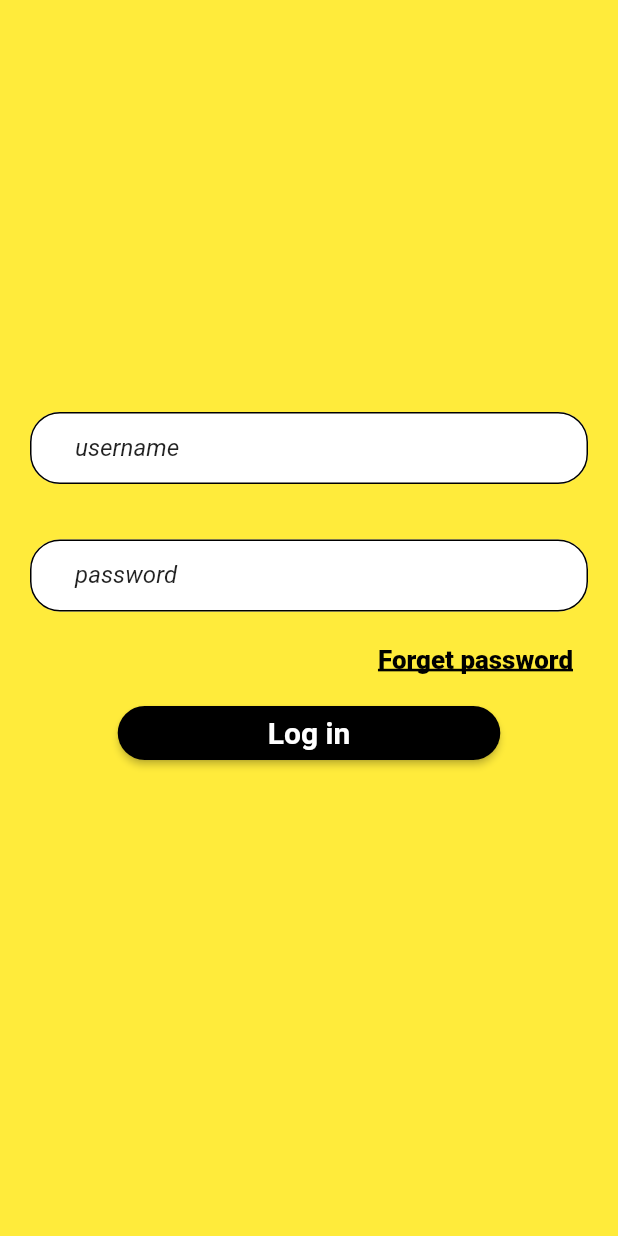
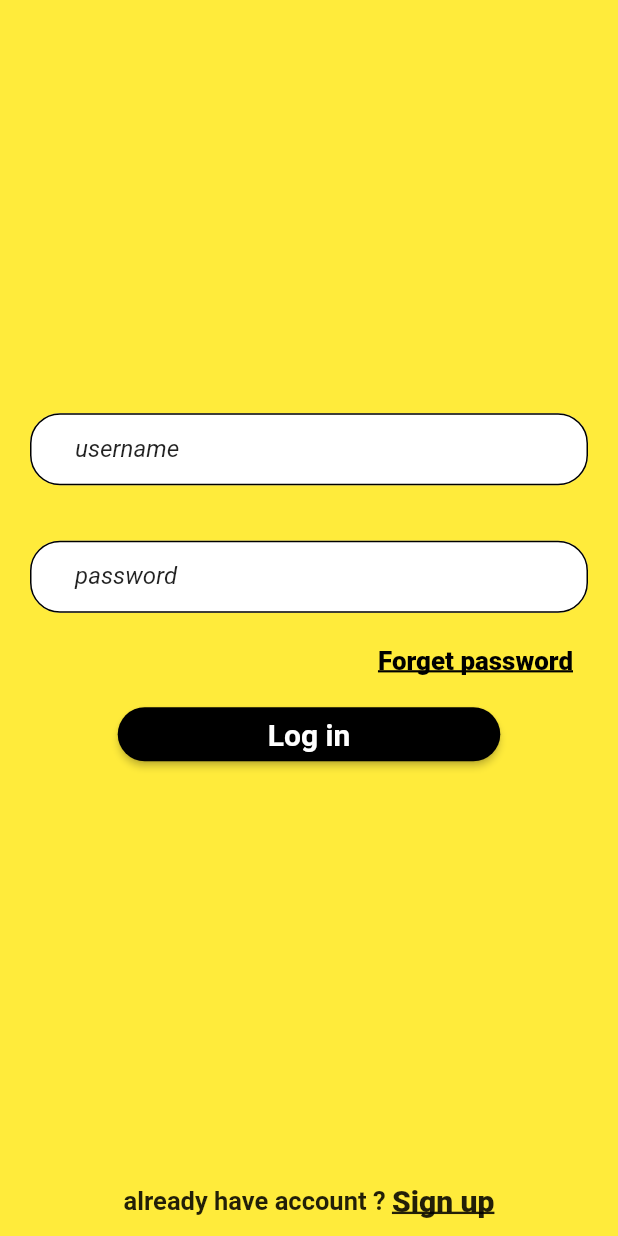
Before and after one commit to abdulkareeme/HomeServices, a Flutter app: the screen it shows after launch, after a tap on "Skip", on a phone screen of 412 x 824 dp. Run offline on Flutter 3.47's test engine with Material 2 defaults, Android fonts, the phone set to English and light mode, and no system bars; our stand-ins replace introduction_screen, shared_preferences.

Commit message:
small update

```diff
--- a/home_services/lib/Log In /Widget/Log_In.dart
+++ b/home_services/lib/Log In /Widget/Log_In.dart
@@ -1,5 +1,6 @@
 import 'package:flutter/material.dart';
 import 'Log_In_button_and_field.dart';
+import 'package:home_services/style/log_in_style.dart';
 
 class LogIn extends StatefulWidget {
   const LogIn({Key? key}) : super(key: key);
@@ -13,6 +14,8 @@ class _LogInState extends State<LogIn> {
   Widget build(BuildContext context) {
     double width = MediaQuery.of(context).size.width;
     double height = MediaQuery.of(context).size.height;
+    double usedHeight = MediaQuery.of(context).padding.top;
+    double leftSpace = height - usedHeight;
     return SafeArea(
         child: Scaffold(
       body: Stack(
@@ -22,15 +25,33 @@ class _LogInState extends State<LogIn> {
             height: height,
             color: Colors.yellow,
           ),
-          SingleChildScrollView(
-            child: Column(
-              mainAxisAlignment: MainAxisAlignment.center,
-              children: [
-                // Log in button and field
-                LogInButtonAndField(height: height),
-              ],
-            ),
-          )
+          Column(
+            mainAxisAlignment: MainAxisAlignment.center,
+            children: [
+              // Log in button and field
+              Expanded(child: LogInButtonAndField(height: height)),
+
+              //SizedBox(height: leftSpace,),
+              // already have account option
+              Padding(
+                padding: const EdgeInsets.only(bottom: 12),
+                child: Row(
+                  mainAxisAlignment: MainAxisAlignment.center,
+                  children: [
+                    Text(
+                      "already have account ? ",
+                      style: LogInStyle.alreadyHaveAccountStyle(),
+                    ),
+                    InkWell(
+                      onTap:(){
+
+                      },
+                      child:Text("Sign up",style: LogInStyle.signUpStyle(),) ,)
+                  ],
+                ),
+              ),
+            ],
+          ),
         ],
       ),
     ));
--- a/home_services/lib/Log In /Widget/Log_In_button_and_field.dart
+++ b/home_services/lib/Log In /Widget/Log_In_button_and_field.dart
@@ -25,9 +25,6 @@ class _LogInButtonAndFieldState extends State<LogInButtonAndField> {
   Widget build(BuildContext context) {
     return Form(
       child: (Column(mainAxisAlignment: MainAxisAlignment.center, children: [
-        SizedBox(
-          height: widget.height / 3,
-        ),
         // username field
         MyFild(
           errorText: widget.usernameError,
@@ -80,13 +77,6 @@ class _LogInButtonAndFieldState extends State<LogInButtonAndField> {
             style: LogInStyle.logInButtonTextStyle(),
           ),
         ),
-        SizedBox(height: widget.height-20,),
-        Row(
-          mainAxisAlignment: MainAxisAlignment.center,
-          children: [
-            Text("")
-          ],
-        )
       ])),
     );
   }
--- a/home_services/lib/style/log_in_style.dart
+++ b/home_services/lib/style/log_in_style.dart
@@ -10,7 +10,7 @@ class LogInStyle {
     );
   }
 
-  static TextStyle logInButtonTextStyle (){
+  static TextStyle logInButtonTextStyle() {
     return (
         const TextStyle(
             fontSize: 20,
@@ -19,17 +19,38 @@ class LogInStyle {
     );
   }
 
-  static TextStyle forgetPasswordStyle(){
-    return(
+  static TextStyle forgetPasswordStyle() {
+    return (
         const TextStyle(
             fontWeight: FontWeight.w800,
             color: Colors.black,
             decoration: TextDecoration.underline,
-        decorationThickness: 2,
+            decorationThickness: 1.7,
             fontSize: 17.3
         )
     );
+  }
 
+  static TextStyle alreadyHaveAccountStyle() {
+    return (
+        const TextStyle(
+
+          fontSize: 17,
+          fontWeight: FontWeight.w600,
+        )
+    );
+  }
+
+  static TextStyle signUpStyle(){
+    return (
+      const TextStyle(
+        fontSize: 20,
+        fontWeight: FontWeight.w800,
+        decoration: TextDecoration.underline,
+        decorationThickness: 1.6,
+
+      )
+    );
   }
 
 }
--- a/home_services/pubspec.yaml
+++ b/home_services/pubspec.yaml
@@ -34,6 +34,9 @@ dependencies:
   # The following adds the Cupertino Icons font to your application.
   # Use with the CupertinoIcons class for iOS style icons.
   cupertino_icons: ^1.0.2
+  http: ^0.13.5
+  email_validator: ^2.1.17
+  shared_preferences: ^2.1.0
   introduction_screen: ^3.1.4
   #introduction_screen: ^3.1.8
 
```
Also changed, not shown: home_services/lib/Log In /Api/log_in_api.dart (added, +67 -0 lines), home_services/pubspec.lock. Lines whose indentation alone changed are shown as unchanged.
